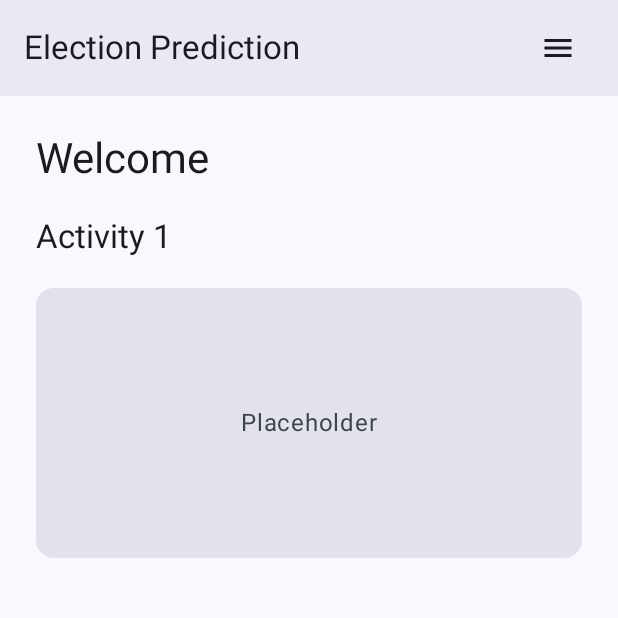
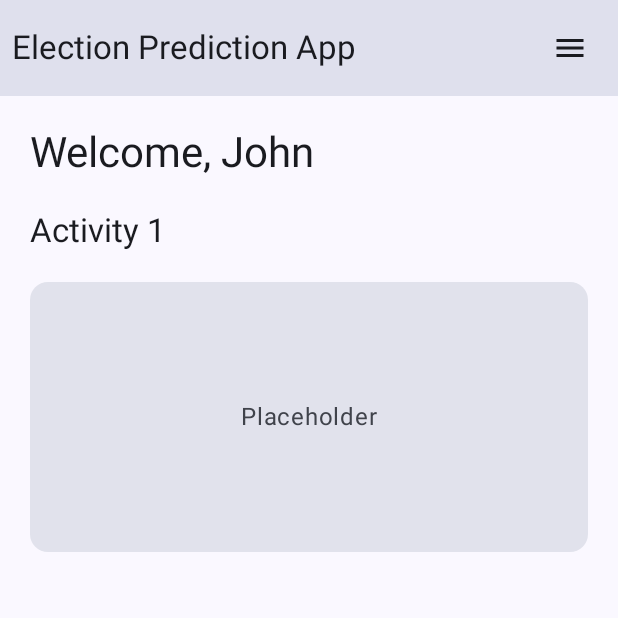
Before and after one commit to nkleon/ElectionPredictionApp, an Android app built with Jetpack Compose: the HomeScreen screen opened through its navigation route, on a phone screen of 412 x 824 dp, the top half of it. Run offline under Robolectric (Android 15) with nearby library versions, the phone set to English and light mode, and no system bars; our stand-ins replace Firebase (no records; nobody signed in at launch, a user with empty details on screens opened directly).

Commit message:
CHANGES: - Link to Google Firebase (Authentication & Firestore) - Add login/register account functionality - Refactorings in composable functions

```diff
--- a/app/build.gradle.kts
+++ b/app/build.gradle.kts
@@ -1,6 +1,7 @@
 plugins {
     alias(libs.plugins.android.application)
     alias(libs.plugins.kotlin.compose)
+    alias(libs.plugins.google.gms.google.services)
 }
 
 android {
@@ -50,6 +51,8 @@ dependencies {
     implementation(libs.androidx.lifecycle.runtime.ktx)
     implementation(libs.androidx.navigation.compose)
     implementation(libs.compose.material.icons.extended)
+    implementation(libs.firebase.auth)
+    implementation(libs.firebase.firestore)
     testImplementation(libs.junit)
     androidTestImplementation(platform(libs.androidx.compose.bom))
     androidTestImplementation(libs.androidx.compose.ui.test.junit4)
--- a/app/src/main/AndroidManifest.xml
+++ b/app/src/main/AndroidManifest.xml
@@ -1,6 +1,8 @@
 <?xml version="1.0" encoding="utf-8"?>
 <manifest xmlns:android="http://schemas.android.com/apk/res/android"
     xmlns:tools="http://schemas.android.com/tools">
+
+    <uses-permission android:name="android.permission.INTERNET" />
 
     <application
         android:allowBackup="true"
--- a/app/src/main/java/com/example/electionpredictionapp/MainActivity.kt
+++ b/app/src/main/java/com/example/electionpredictionapp/MainActivity.kt
@@ -1,15 +1,10 @@
 package com.example.electionpredictionapp
 
 import android.os.Bundle
-import android.widget.Toast
 import androidx.activity.ComponentActivity
 import androidx.activity.compose.setContent
-import androidx.compose.runtime.Composable
-import androidx.navigation.compose.NavHost
-import androidx.navigation.compose.composable
-import androidx.navigation.compose.rememberNavController
+import com.example.electionpredictionapp.routes.AppNavigation
 import com.example.electionpredictionapp.ui.theme.ElectionPredictionAppTheme
-import com.example.electionpredictionapp.ui_composable.*
 
 class MainActivity : ComponentActivity() {
     override fun onCreate(savedInstanceState: Bundle?) {
@@ -21,48 +16,3 @@ class MainActivity : ComponentActivity() {
         }
     }
 }
-
-@Composable
-fun AppNavigation(mainActivity: MainActivity) {
-    val navcontroller = rememberNavController()
-
-    NavHost(navController = navcontroller, startDestination = "home") {
-        composable("login") {
-            LoginScreen(
-                onLogin = { email, password ->
-                    Toast.makeText(
-                        mainActivity, "Login tapped", Toast.LENGTH_SHORT
-                    ).show()
-                          },
-                onRegister = { navcontroller.navigate("register")},
-            )
-        }
-
-        composable("register") {
-            RegisterScreen(
-                ::emptyR, { navcontroller.navigate("login") }
-            )
-        }
-
-        composable("home") {
-            HomeScreen(
-                { navcontroller.navigate("about_app") },{}
-            )
-        }
-
-        composable("about_app") {
-            AboutScreen({ navcontroller.navigate("home") })
-        }
-
-        composable("profile") {
-            ProfileScreen(
-                "John", "Doe", "Male", "1 January 2000",
-                "Supporter",
-                { navcontroller.navigate("home") },
-                {})
-        }
-    }
-}
-
-fun emptyR(firstName: String, lastName: String, email: String, dateOfBirth: String, gender: String,  accountRole: String,
-          password: String){}
--- a/app/src/main/java/com/example/electionpredictionapp/ui_composable/HomeScreen.kt
+++ b/app/src/main/java/com/example/electionpredictionapp/ui_composable/HomeScreen.kt
@@ -35,23 +35,27 @@ import com.example.electionpredictionapp.ui.theme.ElectionPredictionAppTheme
 fun PreviewHomeScreen()
 {
     ElectionPredictionAppTheme {
-        HomeScreen( {}, {})
+        HomeScreen( "John", {}, {})
     }
 }
 
 @Composable
-fun HomeScreen(onYourProfile: () -> Unit, onAboutApp: () -> Unit) {
+fun HomeScreen(userFirstName: String, onYourProfile: () -> Unit, onAboutApp: () -> Unit) {
     var menuExpanded by remember { mutableStateOf(false) }
 
     Scaffold(
         topBar = {
-            Surface(color = MaterialTheme.colorScheme.surface, tonalElevation = 3.dp) {
+            Surface(
+                color = MaterialTheme.colorScheme.surface,
+                contentColor = MaterialTheme.colorScheme.onSurface,
+                tonalElevation = 10.dp
+            ) {
                 Row(
-                    Modifier.fillMaxWidth().height(64.dp).padding(horizontal = 16.dp),
+                    Modifier.fillMaxWidth().height(64.dp).padding(horizontal = 8.dp),
                     verticalAlignment = Alignment.CenterVertically,
                     horizontalArrangement = Arrangement.SpaceBetween
                 ) {
-                    Text("Election Prediction", style = MaterialTheme.typography.titleLarge)
+                    Text("Election Prediction App", style = MaterialTheme.typography.titleLarge)
 
                     Box {
                         IconButton(onClick = { menuExpanded = true }) {
@@ -83,10 +87,10 @@ fun HomeScreen(onYourProfile: () -> Unit, onAboutApp: () -> Unit) {
     ) {
         innerPadding ->
         Column(
-            Modifier.fillMaxSize().padding(innerPadding).padding(24.dp),
+            Modifier.fillMaxSize().padding(innerPadding).padding(20.dp),
             verticalArrangement = Arrangement.spacedBy(20.dp)
         ) {
-            Text("Welcome", style = MaterialTheme.typography.headlineMedium)
+            Text("Welcome, $userFirstName", style = MaterialTheme.typography.headlineMedium)
 
             Text("Activity 1", style = MaterialTheme.typography.titleLarge)
 
--- a/app/src/main/java/com/example/electionpredictionapp/ui_composable/LoginScreen.kt
+++ b/app/src/main/java/com/example/electionpredictionapp/ui_composable/LoginScreen.kt
@@ -12,6 +12,7 @@ import androidx.compose.foundation.text.KeyboardOptions
 import androidx.compose.material3.Button
 import androidx.compose.material3.MaterialTheme
 import androidx.compose.material3.OutlinedTextField
+import androidx.compose.material3.Surface
 import androidx.compose.material3.Text
 import androidx.compose.material3.TextButton
 import androidx.compose.runtime.Composable
@@ -40,6 +41,10 @@ fun LoginScreen(onLogin: (String, String) -> Unit, onRegister: () -> Unit) {
     var email by remember { mutableStateOf("") }
     var password by remember { mutableStateOf("") }
 
+    Surface(
+        modifier = Modifier.fillMaxSize(),
+        color = MaterialTheme.colorScheme.background
+    ) {
         Column(
             Modifier.fillMaxSize().padding(24.dp),
             verticalArrangement = Arrangement.Center,
@@ -83,3 +88,4 @@ fun LoginScreen(onLogin: (String, String) -> Unit, onRegister: () -> Unit) {
             ) { Text("Register") }
         }
     }
+}
--- a/build.gradle.kts
+++ b/build.gradle.kts
@@ -2,4 +2,5 @@
 plugins {
     alias(libs.plugins.android.application) apply false
     alias(libs.plugins.kotlin.compose) apply false
+    alias(libs.plugins.google.gms.google.services) apply false
 }
```
Also changed, not shown: app/src/main/java/com/example/electionpredictionapp/auth/AuthRoutine.kt (added, +52 -0 lines), app/src/main/java/com/example/electionpredictionapp/dependencyinjection/FirebaseInstances.kt (added, +13 -0 lines), app/src/main/java/com/example/electionpredictionapp/routes/AppNavigation.kt (added, +85 -0 lines), app/src/main/java/com/example/electionpredictionapp/ui_composable/AboutAppScreen.kt (+30 -5 lines), app/src/main/java/com/example/electionpredictionapp/ui_composable/ProfileScreen.kt (+3 -15 lines), app/src/main/java/com/example/electionpredictionapp/ui_composable/RegisterScreen.kt (+20 -5 lines), gradle/libs.versions.toml (+7 -0 lines), 2 other files. Lines whose indentation alone changed are shown as unchanged.
